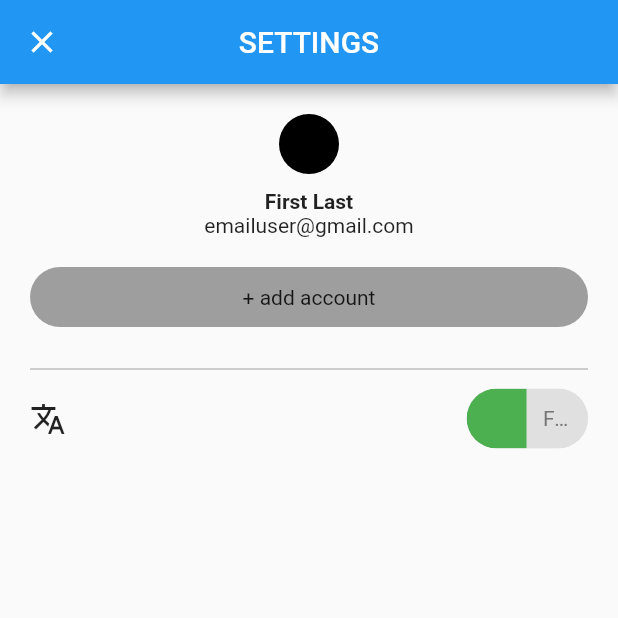
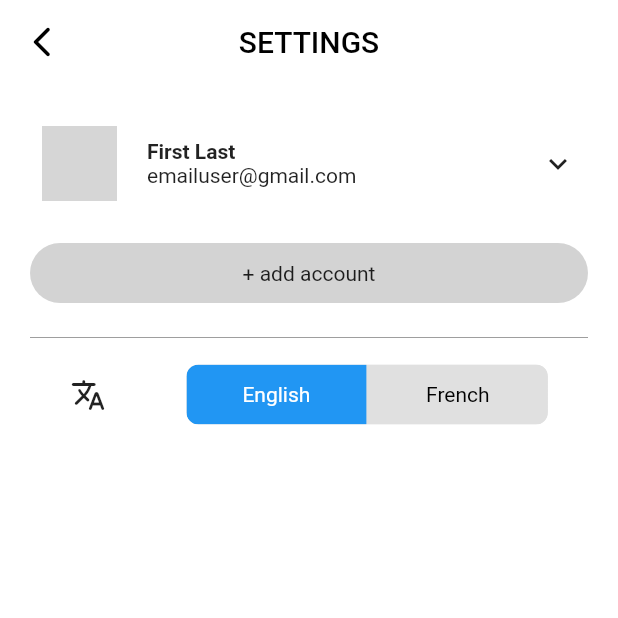
Before and after one commit to UBC-CIC/InvasivePlants, a Flutter app: the SettingsPage screen opened by its route, after a tap on "English", on a phone screen of 412 x 824 dp, the top half of it. Run offline on Flutter 3.47's test engine with Material 2 defaults, Android fonts, the phone set to English and light mode, and no system bars; drawn by our look-alikes of toggle_switch; our stand-ins replace camera, image_picker; grey boxes are pictures that could not be loaded.

Commit message:
finish settings page ui

```diff
--- a/flutter_app/lib/home_page.dart
+++ b/flutter_app/lib/home_page.dart
@@ -109,7 +109,6 @@ class _HomePageState extends State<HomePage> {
         ],
       ),
       bottomNavigationBar: BottomNavigationBar(
-        backgroundColor: const Color.fromARGB(255, 174, 174, 174),
         items: const [
           BottomNavigationBarItem(
             icon: Icon(Icons.home_rounded, size: 40),
--- a/flutter_app/lib/settings_page.dart
+++ b/flutter_app/lib/settings_page.dart
@@ -1,30 +1,47 @@
 import 'package:flutter/material.dart';
-import 'package:toggle_switch/toggle_switch.dart'; // Import the toggle_switch package
+import 'package:toggle_switch/toggle_switch.dart';
 
-class SettingsPage extends StatelessWidget {
-  const SettingsPage({super.key});
+class SettingsPage extends StatefulWidget {
+  final String profileImagePath;
+
+  const SettingsPage({super.key, required this.profileImagePath});
+
+  @override
+  State<SettingsPage> createState() => _SettingsPageState();
+}
+
+class _SettingsPageState extends State<SettingsPage> {
+  int currentLanguageIndex = 0; // Store the current language index
 
   @override
   Widget build(BuildContext context) {
     return Scaffold(
+      backgroundColor: Colors.white,
       appBar: AppBar(
-        leading: IconButton(
-          icon: const Icon(Icons.close),
-          onPressed: () {
-            Navigator.pop(context);
-          },
+        backgroundColor: Colors.white,
+        elevation: 0,
+        iconTheme: const IconThemeData(color: Colors.black),
+        title: const Text(
+          'SETTINGS',
+          style: TextStyle(color: Colors.black),
         ),
-        title: const Text('SETTINGS'),
       ),
       body: Padding(
-        padding: const EdgeInsets.all(20),
+        padding: const EdgeInsets.fromLTRB(20, 20, 20, 20),
         child: Column(
           children: <Widget>[
-            const CircleAvatar(
-              backgroundColor: Colors.black, // Change to your color
+            Padding(
+              padding: const EdgeInsets.all(8.0),
+              child: Row(
+                children: <Widget>[
+                  Image.asset(
+                    widget.profileImagePath,
+                    width: 50,
+                    height: 50,
                   ),
-            const SizedBox(height: 10),
+                  const SizedBox(width: 20),
                   const Column(
+                    crossAxisAlignment: CrossAxisAlignment.start,
                     children: <Widget>[
                       Text(
                         'First Last',
@@ -35,37 +52,43 @@ class SettingsPage extends StatelessWidget {
                       Text('emailuser@gmail.com'),
                     ],
                   ),
+                  const Spacer(),
+                  const Icon(Icons.keyboard_arrow_down),
+                ],
+              ),
+            ),
             const SizedBox(height: 20),
             Container(
               height: 40,
               decoration: BoxDecoration(
                 borderRadius: BorderRadius.circular(20),
-                color: Colors.grey,
+                color: const Color.fromARGB(255, 211, 211, 211),
               ),
               child: const Center(
                 child: Text('+ add account'),
               ),
             ),
-            const SizedBox(height: 20),
+            const SizedBox(height: 15),
             const Divider(
               color: Colors.grey,
             ),
-            const SizedBox(height: 5),
+            const SizedBox(height: 10),
             Row(
-              mainAxisAlignment: MainAxisAlignment.spaceBetween,
+              mainAxisAlignment: MainAxisAlignment.spaceAround,
               children: <Widget>[
-                const Icon(Icons.translate),
+                const Icon(Icons.translate_rounded),
                 ToggleSwitch(
-                  minWidth: 40,
-                  cornerRadius: 20,
-                  activeBgColor: const [Colors.green],
-                  activeFgColor: Colors.green,
+                  minWidth: 120,
+                  activeBgColor: const [Colors.blue],
                   inactiveBgColor: Colors.grey[300],
-                  inactiveFgColor: Colors.grey[600],
-                  initialLabelIndex: 0,
+                  inactiveFgColor: Colors.black,
+                  initialLabelIndex: currentLanguageIndex,
                   labels: const ['English', 'French'],
                   onToggle: (index) {
-                    // Handle language switch
+                    setState(() {
+                      currentLanguageIndex = index!;
+                    });
+                    debugPrint(currentLanguageIndex.toString());
                   },
                 ),
               ],
```
Lines whose indentation alone changed are shown as unchanged.
